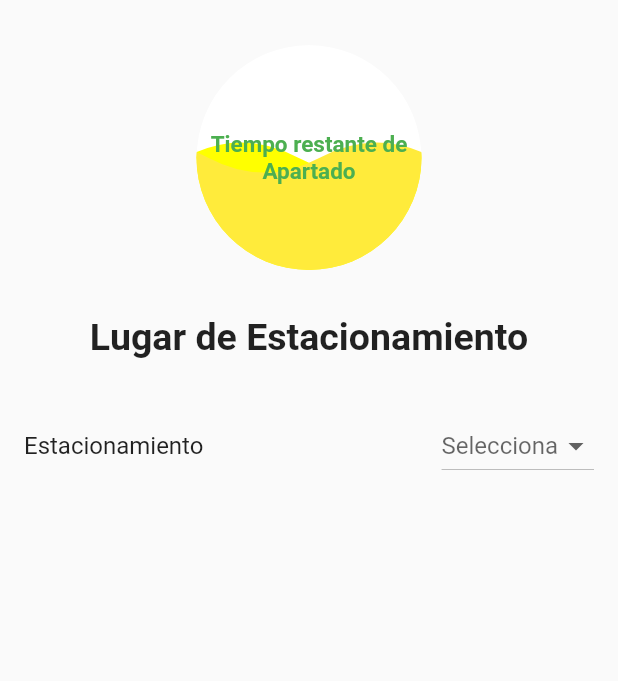
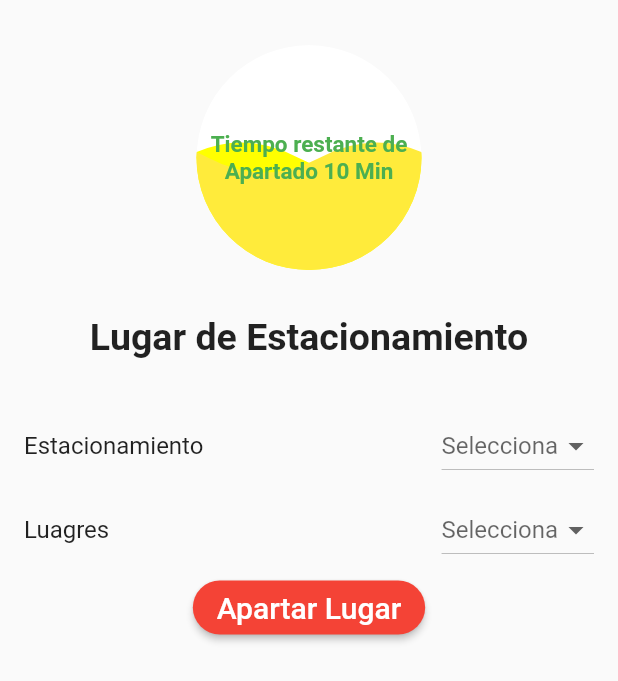
Before and after one commit to XicotencatlG/ParkinApp, a Flutter app: the AparadoPagues screen opened directly, on a phone screen of 412 x 824 dp. Shown: the top 681 px of the screen. Run offline on Flutter 3.47's test engine with Material 2 defaults, Android fonts, the phone set to English and light mode, and no system bars; our stand-ins replace cloud_firestore, firebase_auth, firebase_core, flutter_speed_dial, google_sign_in; accounts and stored records are empty.

Commit message:
version 2.1

```diff
--- a/lib/ApartadoLugar/ApartadoLugarPagues.dart
+++ b/lib/ApartadoLugar/ApartadoLugarPagues.dart
@@ -7,6 +7,7 @@ class AparadoPagues extends StatefulWidget {
 class _AparadoPaguesState extends State<AparadoPagues> {
   var _menuApartadoES=['Edificio A', 'Edificio B', ];
   String _vistaMenuApartado = 'Selecciona';
+  var _menuLugares=['A1','A2','A3','A4','A5','A6','A7' ];
   Widget build(BuildContext context) {
     return Scaffold(
       body: Stack(
@@ -24,7 +25,7 @@ class _AparadoPaguesState extends State<AparadoPagues> {
           progress: 0.5,
           child: Center(
             child: Text(
-              'Tiempo restante de Apartado',
+              'Tiempo restante de Apartado 10 Min',
               style: TextStyle(color: Colors.green, fontSize: 15 , fontWeight: FontWeight.bold),
               textAlign: TextAlign.center,
             ),
@@ -54,9 +55,30 @@ ListTile(
     hint: Text(_vistaMenuApartado),
   ),
 ),
+ListTile(
+  title: Text('Luagres'),
+  trailing: DropdownButton(
+    items: _menuLugares.map((String c){
+      return DropdownMenuItem(
+        value: c,
+        child: Text(c),);
 
+    }).toList(),
+    onChanged: (_value)=>{
+      setState((){
+        _vistaMenuApartado = _value;
+      })
+    },
+    hint: Text(_vistaMenuApartado),
+  ),
+),
 
-
+      RaisedButton(
+        color: Colors.red,
+            child: Text('Apartar Lugar', style: TextStyle(color: Colors.white, fontSize: 20),
+            ),
+            shape: RoundedRectangleBorder(borderRadius: BorderRadius.circular(20)),
+        onPressed: (){},)
                 ],),
               ),
             ),
--- a/lib/UI/Home/Home_pagues.dart
+++ b/lib/UI/Home/Home_pagues.dart
@@ -25,7 +25,7 @@ class _HomePaguesState extends State<HomePagues> {
       case 2:
       return AutomovilPague();
       case 3:
-      return LugarEstacionamiento();
+      return ApartadoLugar();
       case 4:
       return AyudaPagues();
       case 5:
--- a/pubspec.yaml
+++ b/pubspec.yaml
@@ -24,7 +24,7 @@ dependencies:
   google_sign_in:
   flutter_speed_dial:
   image_picker:
-
+  flutter_staggered_grid_view:
 dev_dependencies:
   flutter_test:
     sdk: flutter
```
Also changed, not shown: lib/Automovil/Automovil_pagues.dart (+5 -5 lines), lib/UI/LugarEstacionamiento/Lugar_Estacionamiento_Pagues.dart (+66 -5 lines), pubspec.lock.
